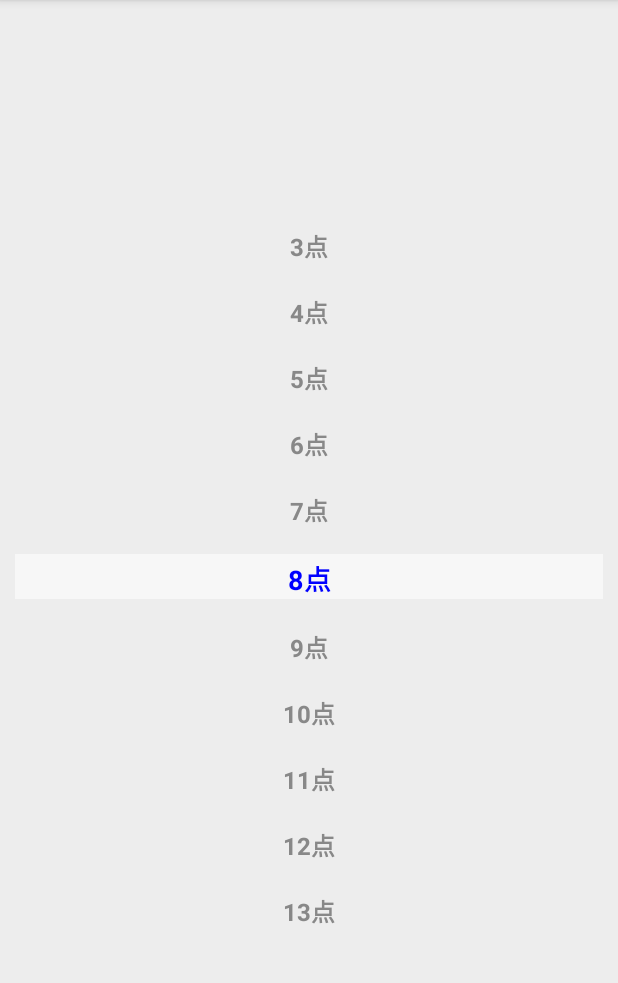
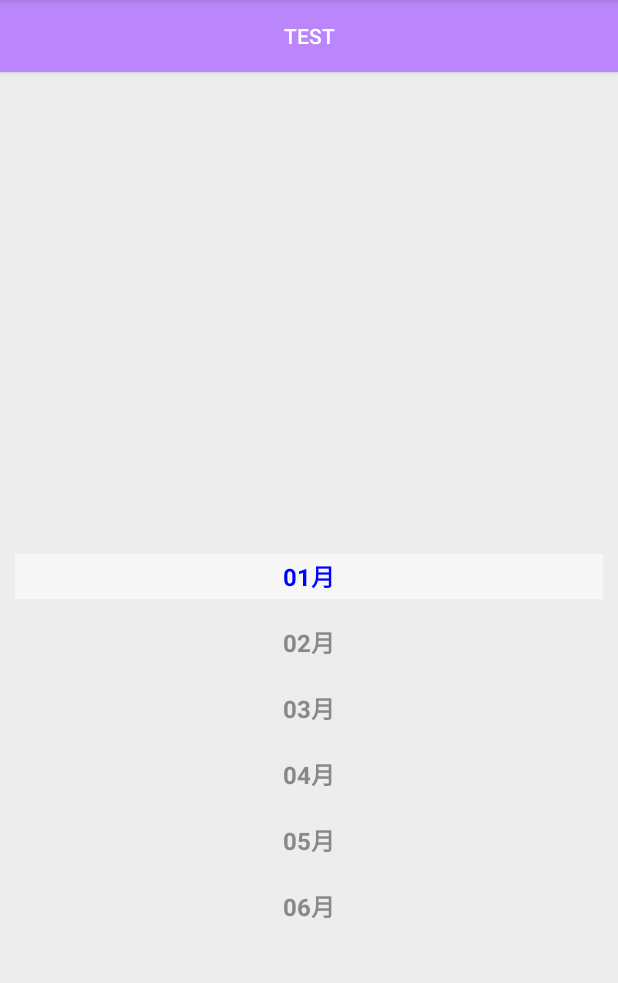
Before and after one commit to jousen/jwheel, an Android app: the screen it shows after launch (MainActivity), on a phone screen of 412 x 824 dp, the part 84-1067 px from its top. Run offline under Robolectric (Android 15) with nearby library versions, the light colour scheme and no system bars.

Commit message:
version 2.1 fix select scroll bug

```diff
--- a/app/build.gradle
+++ b/app/build.gradle
@@ -35,6 +35,6 @@
     testImplementation 'junit:junit:4.13.2'
     androidTestImplementation 'androidx.test.ext:junit:1.1.2'
     androidTestImplementation 'androidx.test.espresso:espresso-core:3.3.0'
-//    implementation 'com.github.jousen:jwheel:2.0'
+//    implementation 'com.github.jousen:jwheel:2.1'
     implementation project(path: ':jwheel')
 }
--- a/app/src/main/java/com/jousen/plugin/jwheel/MainActivity.java
+++ b/app/src/main/java/com/jousen/plugin/jwheel/MainActivity.java
@@ -16,20 +16,30 @@
         super.onCreate(savedInstanceState);
         setContentView(R.layout.activity_main);
 
-        List<String> list = new ArrayList<>();
-        for (int i = 1; i < 24; i++) {
-            list.add(i + "点");
-        }
         WheelView wheelView = findViewById(R.id.wheel_view);
         //设置选中文本的样式
-        wheelView.setSelectTextStyle(18, Color.BLUE);
+        wheelView.setSelectTextStyle(16, Color.BLUE);
         //设置非选中文本的样式
         wheelView.setUnSelectTextStyle(16, Color.GRAY);
         //设置内容
-        wheelView.setData(list);
-        //若默认选中8点，则应该为 8 - 1（数组首位）
-        wheelView.setSelectItem(8 - 1);
+        wheelView.setData(getMonthData());
         //监听选中内容
         wheelView.setOnSelectListener((position, data) -> Log.e("Select Position:", position + "|" + data));
+        //若默认选中8点，则应该为 8 - 1（数组首位）
+        findViewById(R.id.button).setOnClickListener(v -> {
+            wheelView.setSelectItem(8-1);
+        });
+    }
+
+    public List<String> getMonthData() {
+        List<String> monthData = new ArrayList<>();
+        for (int i2 = 1; i2 <= 12; i2++) {
+            if (i2 < 10) {
+                monthData.add("0" + i2 + "月");
+            } else {
+                monthData.add(i2 + "月");
+            }
+        }
+        return monthData;
     }
 }
--- a/app/src/main/res/layout/activity_main.xml
+++ b/app/src/main/res/layout/activity_main.xml
@@ -24,4 +24,13 @@
         app:layout_constraintBottom_toBottomOf="@+id/wheel_view"
         app:layout_constraintTop_toTopOf="@+id/wheel_view" />
 
+    <Button
+        android:id="@+id/button"
+        android:layout_width="match_parent"
+        android:layout_height="wrap_content"
+        android:background="@color/purple_200"
+        android:text="test"
+        android:textColor="@color/white"
+        android:textSize="14sp"
+        app:layout_constraintTop_toTopOf="parent" />
 </androidx.constraintlayout.widget.ConstraintLayout>
--- a/jwheel/build.gradle
+++ b/jwheel/build.gradle
@@ -12,8 +12,8 @@
     defaultConfig {
         minSdkVersion 21
         targetSdkVersion 30
-        versionCode 20
-        versionName "2.0"
+        versionCode 21
+        versionName "2.1"
 
         testInstrumentationRunner "androidx.test.runner.AndroidJUnitRunner"
         consumerProguardFiles "consumer-rules.pro"
--- a/jwheel/src/main/java/com/jousen/plugin/jwheel/WheelView.java
+++ b/jwheel/src/main/java/com/jousen/plugin/jwheel/WheelView.java
@@ -16,6 +16,7 @@
     private final WheelAdapter wheelAdapter;
     private OnSelectListener onSelectListener;
     private int lastSelect = -1;
+    private int itemHeight = 0;
 
     public WheelView(@NonNull Context context) {
         this(context, null);
@@ -39,7 +40,8 @@
 
         post(() -> {
             int height = this.getMeasuredHeight();
-            int padding = height / 2;
+            itemHeight = height / this.getChildCount();
+            int padding = (height - itemHeight) / 2;
             WheelView.this.setPadding(0, padding, 0, padding);
         });
     }
@@ -67,8 +69,8 @@
             smoothScrollToPosition(0);
             return;
         }
-        scrollToPosition(position);
-        smoothScrollToPosition(position + 1);
+        scrollToPosition(position - 1);
+        smoothScrollBy(0, itemHeight);
     }
 
     public void setOnSelectListener(OnSelectListener onSelectListener) {
```
Also changed, not shown: 1 other file.
